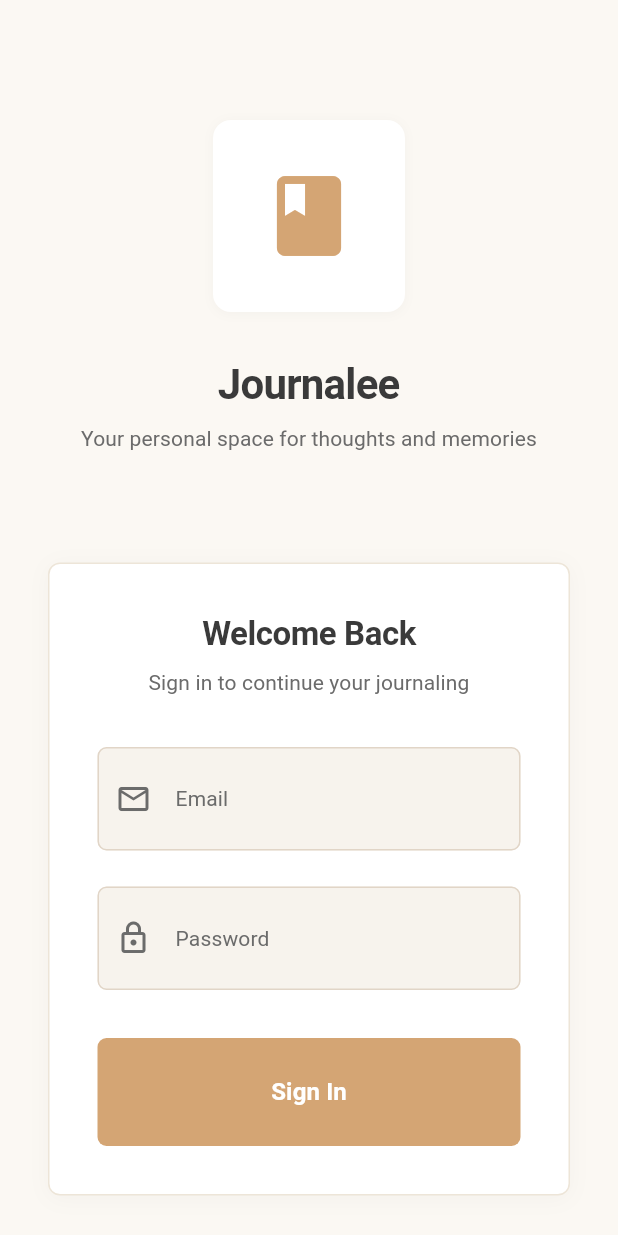
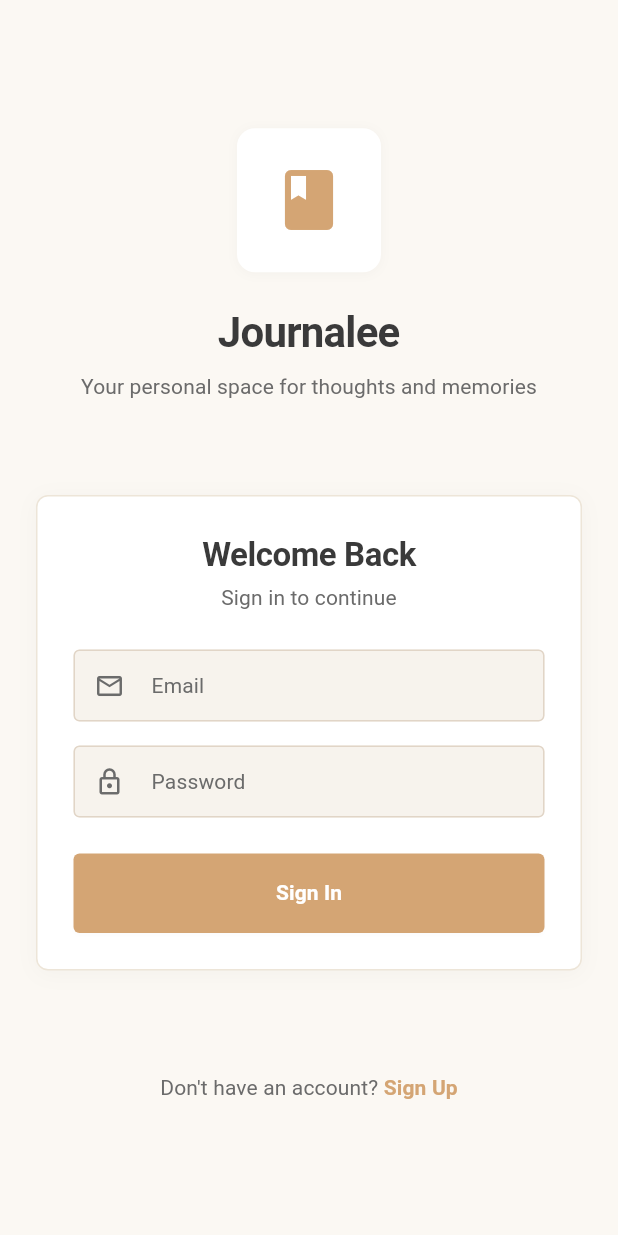
Before and after one commit to FrancescoVenanti/journalee_v2, a Flutter app: the screen it shows after launch, on a phone screen of 412 x 824 dp. Run offline on Flutter 3.47's test engine with Material 3 defaults, Android fonts, the phone set to English and light mode, and no system bars; our stand-ins replace flutter_dotenv, flutter_riverpod, go_router, supabase_flutter; missing offline and left inert: flutter_quill; accounts and stored records are empty.

Commit message:
refactor auth screen

```diff
--- a/lib/features/auth/screens/auth_screen.dart
+++ b/lib/features/auth/screens/auth_screen.dart
@@ -87,19 +87,19 @@ class _AuthScreenState extends ConsumerState<AuthScreen> {
     return Scaffold(
       backgroundColor: AppColors.background,
       body: SafeArea(
-        child: SingleChildScrollView(
-          padding: const EdgeInsets.all(AppSpacing.xl),
-          child: Column(
-            crossAxisAlignment: CrossAxisAlignment.stretch,
-            children: [
-              const SizedBox(height: AppSpacing.xxl),
-
-              // App branding
-              Center(
+        child: Padding(
+          padding: const EdgeInsets.all(AppSpacing.lg),
           child: Column(
             children: [
+              // App branding - flexible top section
+              Expanded(
+                flex: 2,
+                child: Center(
+                  child: Column(
+                    mainAxisAlignment: MainAxisAlignment.center,
+                    children: [
                       Container(
-                      padding: const EdgeInsets.all(AppSpacing.xl),
+                        padding: const EdgeInsets.all(AppSpacing.lg),
                         decoration: BoxDecoration(
                           color: AppColors.surface,
                           borderRadius: BorderRadius.circular(AppRadius.xl),
@@ -107,11 +107,11 @@ class _AuthScreenState extends ConsumerState<AuthScreen> {
                         ),
                         child: Icon(
                           Icons.book,
-                        size: 64,
+                          size: 48,
                           color: AppColors.accent,
                         ),
                       ),
-                    const SizedBox(height: AppSpacing.xl),
+                      const SizedBox(height: AppSpacing.lg),
                       Text(
                         'Journalee',
                         style: AppTextStyles.heading1.copyWith(
@@ -130,12 +130,11 @@ class _AuthScreenState extends ConsumerState<AuthScreen> {
                     ],
                   ),
                 ),
+              ),
 
-              const SizedBox(height: AppSpacing.xxl * 1.5),
-
-              // Auth form
+              // Auth form - fixed size
               Container(
-                padding: const EdgeInsets.all(AppSpacing.xl),
+                padding: const EdgeInsets.all(AppSpacing.lg),
                 decoration: BoxDecoration(
                   color: AppColors.surface,
                   borderRadius: BorderRadius.circular(AppRadius.lg),
@@ -143,7 +142,7 @@ class _AuthScreenState extends ConsumerState<AuthScreen> {
                   boxShadow: AppShadows.medium,
                 ),
                 child: Column(
-                  crossAxisAlignment: CrossAxisAlignment.stretch,
+                  mainAxisSize: MainAxisSize.min,
                   children: [
                     Text(
                       _isSignUp ? 'Create Account' : 'Welcome Back',
@@ -153,18 +152,18 @@ class _AuthScreenState extends ConsumerState<AuthScreen> {
                       ),
                       textAlign: TextAlign.center,
                     ),
-                    const SizedBox(height: AppSpacing.sm),
+                    const SizedBox(height: AppSpacing.xs),
                     Text(
                       _isSignUp
-                          ? 'Start your journaling journey today'
-                          : 'Sign in to continue your journaling',
+                          ? 'Start your journaling journey'
+                          : 'Sign in to continue',
                       style: AppTextStyles.bodyMedium.copyWith(
                         color: AppColors.textSecondary,
                       ),
                       textAlign: TextAlign.center,
                     ),
 
-                    const SizedBox(height: AppSpacing.xl),
+                    const SizedBox(height: AppSpacing.lg),
 
                     // Email field
                     TextField(
@@ -173,39 +172,39 @@ class _AuthScreenState extends ConsumerState<AuthScreen> {
                       style: AppTextStyles.bodyMedium,
                       decoration: InputDecoration(
                         labelText: 'Email',
-                        hintText: 'Enter your email address',
                         prefixIcon: Icon(
                           Icons.email_outlined,
                           color: AppColors.textSecondary,
+                          size: 20,
                         ),
                         labelStyle: AppTextStyles.bodyMedium.copyWith(
                           color: AppColors.textSecondary,
                         ),
-                        hintStyle: AppTextStyles.bodyMedium.copyWith(
-                          color: AppColors.textTertiary,
-                        ),
                         border: OutlineInputBorder(
-                          borderRadius: BorderRadius.circular(AppRadius.md),
+                          borderRadius: BorderRadius.circular(AppRadius.sm),
                           borderSide:
                               const BorderSide(color: AppColors.borderLight),
                         ),
                         enabledBorder: OutlineInputBorder(
-                          borderRadius: BorderRadius.circular(AppRadius.md),
+                          borderRadius: BorderRadius.circular(AppRadius.sm),
                           borderSide:
                               const BorderSide(color: AppColors.borderLight),
                         ),
                         focusedBorder: OutlineInputBorder(
-                          borderRadius: BorderRadius.circular(AppRadius.md),
+                          borderRadius: BorderRadius.circular(AppRadius.sm),
                           borderSide: const BorderSide(
-                              color: AppColors.accent, width: 2),
+                              color: AppColors.accent, width: 1.5),
                         ),
-                        contentPadding: const EdgeInsets.all(AppSpacing.lg),
+                        contentPadding: const EdgeInsets.symmetric(
+                          horizontal: AppSpacing.md,
+                          vertical: AppSpacing.sm,
+                        ),
                         filled: true,
                         fillColor: AppColors.surfaceElevated,
                       ),
                     ),
 
-                    const SizedBox(height: AppSpacing.lg),
+                    const SizedBox(height: AppSpacing.md),
 
                     // Password field
                     TextField(
@@ -214,52 +213,55 @@ class _AuthScreenState extends ConsumerState<AuthScreen> {
                       style: AppTextStyles.bodyMedium,
                       decoration: InputDecoration(
                         labelText: 'Password',
-                        hintText: 'Enter your password',
                         prefixIcon: Icon(
                           Icons.lock_outlined,
                           color: AppColors.textSecondary,
+                          size: 20,
                         ),
                         labelStyle: AppTextStyles.bodyMedium.copyWith(
                           color: AppColors.textSecondary,
                         ),
-                        hintStyle: AppTextStyles.bodyMedium.copyWith(
-                          color: AppColors.textTertiary,
-                        ),
                         border: OutlineInputBorder(
-                          borderRadius: BorderRadius.circular(AppRadius.md),
+                          borderRadius: BorderRadius.circular(AppRadius.sm),
                           borderSide:
                               const BorderSide(color: AppColors.borderLight),
                         ),
                         enabledBorder: OutlineInputBorder(
-                          borderRadius: BorderRadius.circular(AppRadius.md),
+                          borderRadius: BorderRadius.circular(AppRadius.sm),
                           borderSide:
                               const BorderSide(color: AppColors.borderLight),
                         ),
                         focusedBorder: OutlineInputBorder(
-                          borderRadius: BorderRadius.circular(AppRadius.md),
+                          borderRadius: BorderRadius.circular(AppRadius.sm),
                           borderSide: const BorderSide(
-                              color: AppColors.accent, width: 2),
+                              color: AppColors.accent, width: 1.5),
                         ),
-                        contentPadding: const EdgeInsets.all(AppSpacing.lg),
+                        contentPadding: const EdgeInsets.symmetric(
+                          horizontal: AppSpacing.md,
+                          vertical: AppSpacing.sm,
+                        ),
                         filled: true,
                         fillColor: AppColors.surfaceElevated,
                       ),
                     ),
 
-                    const SizedBox(height: AppSpacing.xl),
+                    const SizedBox(height: AppSpacing.lg),
 
                     // Submit button
-                    ElevatedButton(
+                    SizedBox(
+                      width: double.infinity,
+                      child: ElevatedButton(
                         onPressed: _isLoading ? null : _submit,
                         style: ElevatedButton.styleFrom(
                           backgroundColor: AppColors.accent,
                           foregroundColor: Colors.white,
                           disabledBackgroundColor: AppColors.textTertiary,
-                        padding: const EdgeInsets.all(AppSpacing.lg),
+                          padding: const EdgeInsets.symmetric(
+                              vertical: AppSpacing.md),
                           shape: RoundedRectangleBorder(
-                          borderRadius: BorderRadius.circular(AppRadius.md),
+                            borderRadius: BorderRadius.circular(AppRadius.sm),
                           ),
-                        elevation: 0,
+                          elevation: 1,
                         ),
                         child: _isLoading
                             ? SizedBox(
@@ -274,9 +276,10 @@ class _AuthScreenState extends ConsumerState<AuthScreen> {
                               )
                             : Text(
                                 _isSignUp ? 'Create Account' : 'Sign In',
-                              style: AppTextStyles.bodyLarge.copyWith(
+                                style: AppTextStyles.bodyMedium.copyWith(
                                   fontWeight: FontWeight.w600,
                                   color: Colors.white,
+                                ),
                               ),
                       ),
                     ),
@@ -284,10 +287,10 @@ class _AuthScreenState extends ConsumerState<AuthScreen> {
                 ),
               ),
 
-              const SizedBox(height: AppSpacing.xl),
-
-              // Switch mode
-              Center(
+              // Switch mode - flexible bottom section
+              Expanded(
+                flex: 1,
+                child: Center(
                   child: TextButton(
                     onPressed: _isLoading
                         ? null
@@ -323,6 +326,7 @@ class _AuthScreenState extends ConsumerState<AuthScreen> {
                     ),
                   ),
                 ),
+              ),
             ],
           ),
         ),
```
Also changed, not shown: 3 other files. Lines whose indentation alone changed are shown as unchanged.
